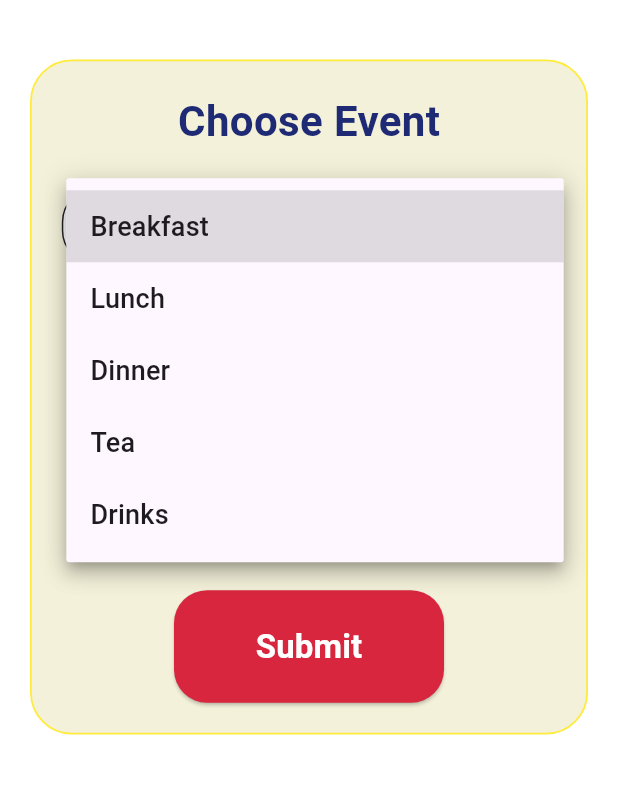
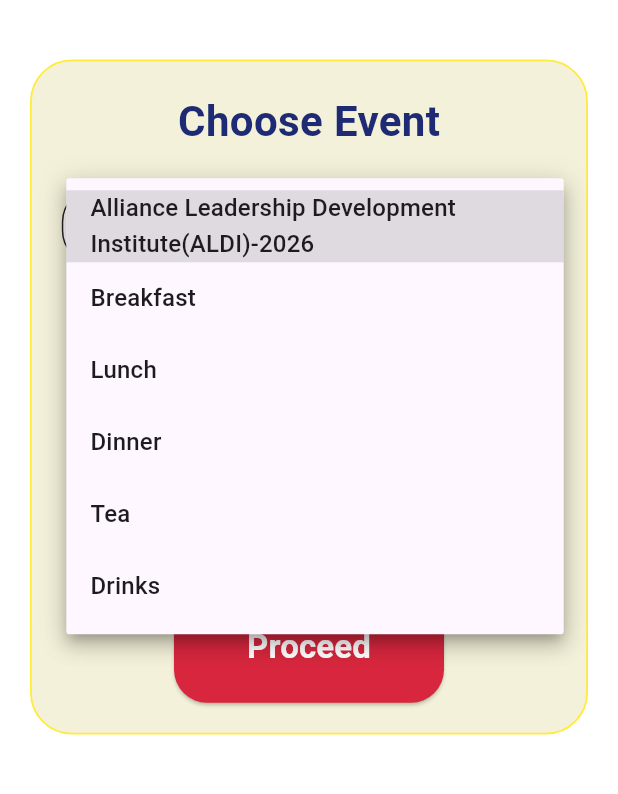
Before and after one commit to pairaveekiran/Event-Management, a Flutter app: the screen it shows after launch, after a tap on "Select Event", on a phone screen of 412 x 824 dp, the part 344-1138 px from its top. Run offline on Flutter 3.47's test engine with Material 3 defaults, Android fonts, the phone set to English and light mode, and no system bars; missing offline and left inert: mobile_scanner.

Commit message:
My local changes

```diff
--- a/lib/main.dart
+++ b/lib/main.dart
@@ -31,6 +31,7 @@ class _LandingPageState extends State<LandingPage> {
   String? selectedEvent;
 
   final List<String> events = [
+    "Alliance Leadership Development Institute(ALDI)-2026",
     "Breakfast",
     "Lunch",
     "Dinner",
@@ -216,7 +217,7 @@ class _LandingPageState extends State<LandingPage> {
                             "Select Event",
 
                             style: TextStyle(
-                              fontSize: 18,
+                              fontSize: 16,
                             ),
                           ),
 
@@ -235,7 +236,7 @@ class _LandingPageState extends State<LandingPage> {
                                 event,
 
                                 style: const TextStyle(
-                                  fontSize: 18,
+                                  fontSize: 16,
                                 ),
                               ),
                             );
@@ -297,7 +298,7 @@ class _LandingPageState extends State<LandingPage> {
                         ),
 
                         child: const Text(
-                          "Submit",
+                          "Proceed",
 
                           style: TextStyle(
                             fontSize: 22,
```
Also changed, not shown: lib/screen/drinks.dart (+9 -0 lines).
